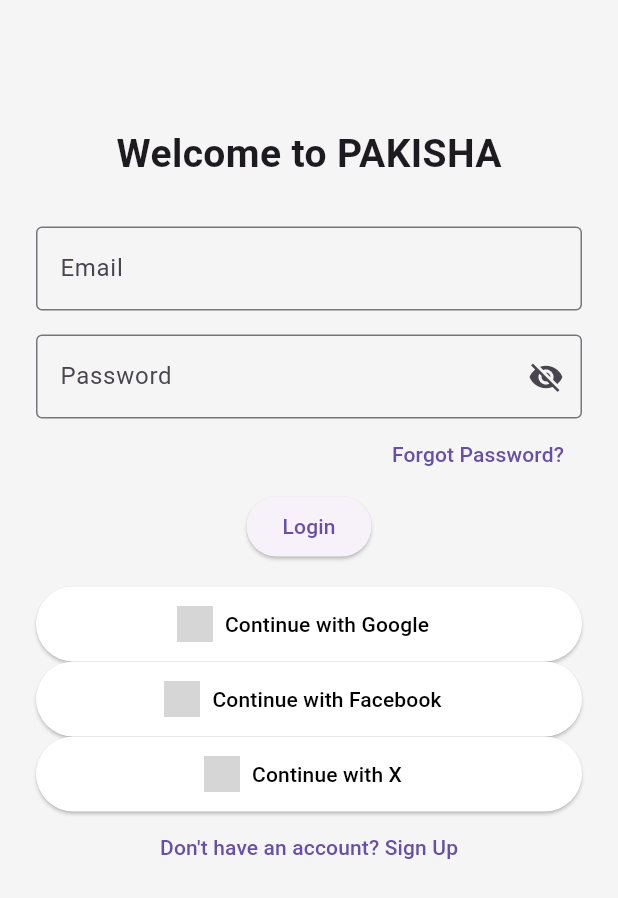
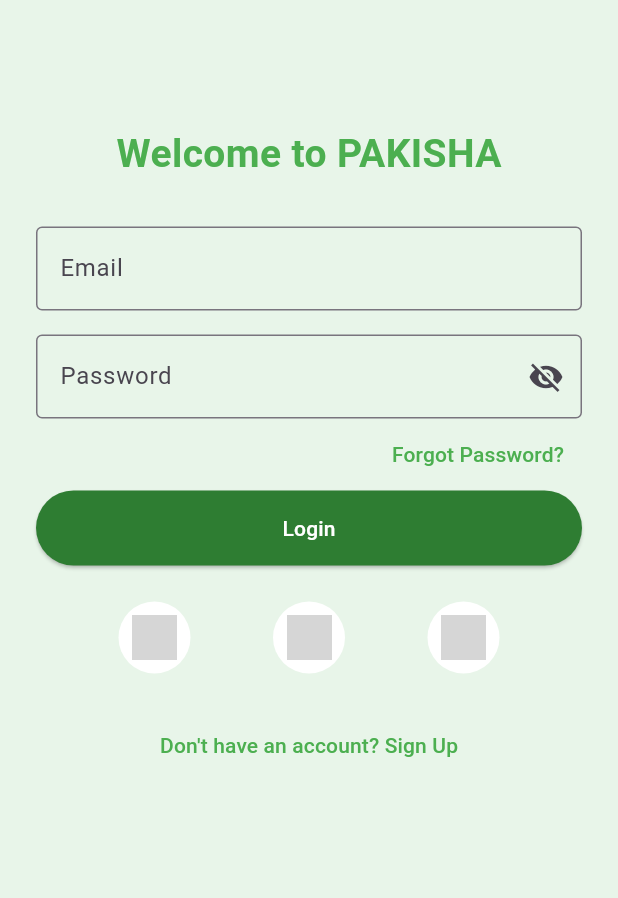
Before and after one commit to Fevado/pakisha, a Flutter app: the screen it shows after launch, on a phone screen of 412 x 824 dp. Shown: the top 898 px of the screen. Run offline on Flutter 3.47's test engine with Material 3 defaults, Android fonts, the light colour scheme and no system bars; our stand-ins replace cloud_firestore, file_picker, firebase_auth, firebase_core, firebase_storage, flutter_dotenv and 2 more; accounts and stored records are empty; grey boxes are pictures that could not be loaded.

Commit message:
Styles the page and adds validation

```diff
--- a/pakisha_app/lib/screens/login_page.dart
+++ b/pakisha_app/lib/screens/login_page.dart
@@ -1,7 +1,6 @@
 import 'package:flutter/material.dart';
 import 'package:firebase_auth/firebase_auth.dart';
 import '../services/auth_service.dart';
-import '../widgets/custom_button.dart';
 import 'signup_page.dart';
 import 'home_page.dart';
 
@@ -24,7 +23,6 @@ class _LoginPageState extends State<LoginPage> {
         _emailController.text.trim(),
         _passwordController.text.trim(),
       );
-      // Navigate to homepage after login
       Navigator.pushReplacement(
         context,
         MaterialPageRoute(
@@ -50,16 +48,13 @@ class _LoginPageState extends State<LoginPage> {
   }
 
   void _showError(String message) {
-    ScaffoldMessenger.of(
-      context,
-    ).showSnackBar(SnackBar(content: Text(message)));
+    ScaffoldMessenger.of(context).showSnackBar(SnackBar(content: Text(message)));
   }
 
   @override
   Widget build(BuildContext context) {
     return Scaffold(
-      backgroundColor:
-          Colors.grey[100], // Login screen exemption from dark theme
+      backgroundColor: Colors.green[50],
       body: Padding(
         padding: const EdgeInsets.all(24.0),
         child: SingleChildScrollView(
@@ -69,7 +64,7 @@ class _LoginPageState extends State<LoginPage> {
               const SizedBox(height: 60),
               const Text(
                 "Welcome to PAKISHA",
-                style: TextStyle(fontSize: 26, fontWeight: FontWeight.bold),
+                style: TextStyle(fontSize: 26, fontWeight: FontWeight.bold, color: Colors.green),
               ),
               const SizedBox(height: 30),
 
@@ -90,9 +85,7 @@ class _LoginPageState extends State<LoginPage> {
                   border: const OutlineInputBorder(),
                   suffixIcon: IconButton(
                     icon: Icon(
-                      _obscurePassword
-                          ? Icons.visibility_off
-                          : Icons.visibility,
+                      _obscurePassword ? Icons.visibility_off : Icons.visibility,
                     ),
                     onPressed: () {
                       setState(() {
@@ -107,37 +100,41 @@ class _LoginPageState extends State<LoginPage> {
                 alignment: Alignment.centerRight,
                 child: TextButton(
                   onPressed: _resetPassword,
-                  child: const Text("Forgot Password?"),
+                  child: const Text("Forgot Password?",
+                  style: TextStyle(color: Colors.green),
+                  ),
                 ),
               ),
 
-              ElevatedButton(onPressed: _login, child: const Text("Login")),
-
-              const SizedBox(height: 16),
-
-              CustomSocialButton(
-                label: "Continue with Google",
-                assetPath: "assets/google.png",
-                onPressed: () {
-                  _authService.signInWithGoogle();
-                },
+              ElevatedButton(
+                onPressed: _login,
+                style: ElevatedButton.styleFrom(
+                  backgroundColor: Colors.green[800],
+                  foregroundColor: Colors.white,
+                  minimumSize: const Size(double.infinity, 50),
+                ),
+                child: const Text("Login"),
               ),
 
-              CustomSocialButton(
-                label: "Continue with Facebook",
-                assetPath: "assets/facebook.png",
-                onPressed: () {
+              const SizedBox(height: 24),
+
+              // 🔽 Redesigned Social Login Row
+              Row(
+                mainAxisAlignment: MainAxisAlignment.spaceEvenly,
+                children: [
+                  _socialIconButton("assets/google.png", () {
+                    _authService.signInWithGoogle();
+                  }),
+                  _socialIconButton("assets/facebook.png", () {
                     // TODO: Add Facebook login
-                },
+                  }),
+                  _socialIconButton("assets/x.png", () {
+                    // TODO: Add X login
+                  }),
+                ],
               ),
 
-              CustomSocialButton(
-                label: "Continue with X",
-                assetPath: "assets/x.png",
-                onPressed: () {
-                  // TODO: Add X login
-                },
-              ),
+              const SizedBox(height: 24),
 
               TextButton(
                 onPressed: () {
@@ -146,7 +143,9 @@ class _LoginPageState extends State<LoginPage> {
                     MaterialPageRoute(builder: (_) => const SignUpPage()),
                   );
                 },
-                child: const Text("Don't have an account? Sign Up"),
+                child: const Text("Don't have an account? Sign Up",
+                style: TextStyle(color: Colors.green),
+                ),
               ),
               const SizedBox(height: 30),
             ],
@@ -155,4 +154,19 @@ class _LoginPageState extends State<LoginPage> {
       ),
     );
   }
+
+  // 🔽 Helper: Circular social button
+  Widget _socialIconButton(String assetPath, VoidCallback onPressed) {
+    return GestureDetector(
+      onTap: onPressed,
+      child: CircleAvatar(
+        radius: 24,
+        backgroundColor: Colors.white,
+        child: Padding(
+          padding: const EdgeInsets.all(4),
+          child: Image.asset(assetPath, height: 30, width: 30),
+        ),
+      ),
+    );
   }
+}
```
Lines whose indentation alone changed are shown as unchanged.
